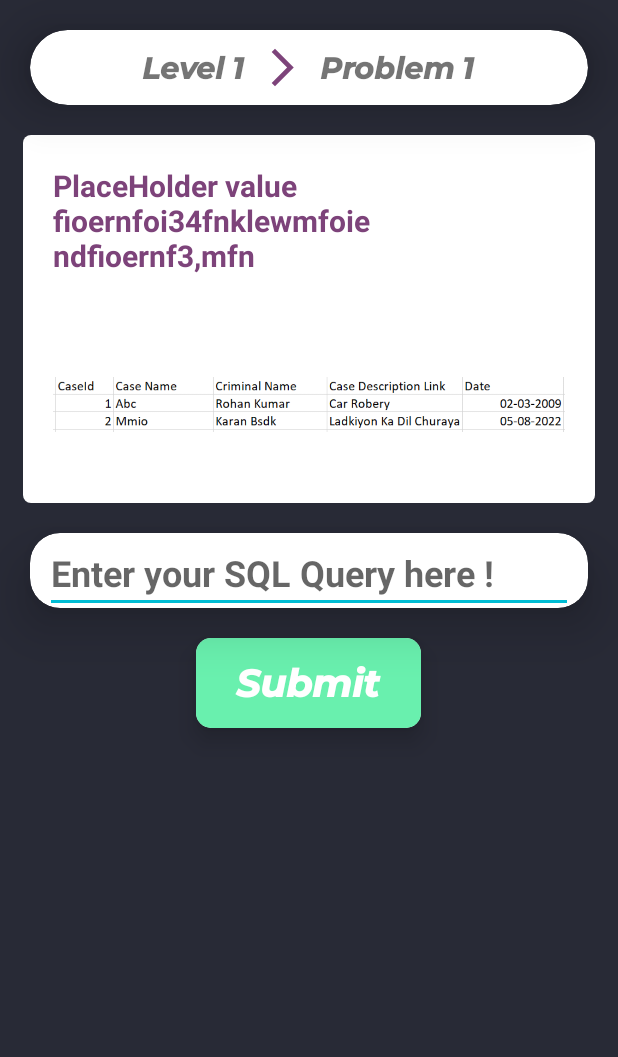
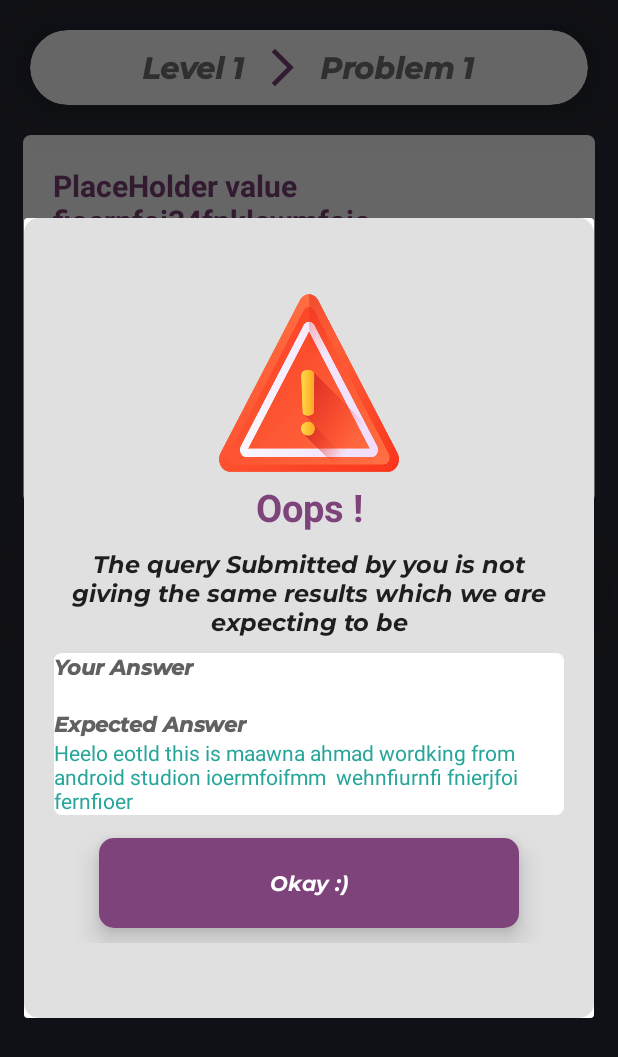
Before and after one commit to Maawan/SQL-Wizard, an Android app: the QuestionPage screen opened directly, with no data from a screen before it, after a tap on "Submit", on a phone screen of 412 x 824 dp. Shown: the top 1057 px of the screen. Run offline under Robolectric (Android 15) with nearby library versions, the phone set to English and light mode, and no system bars.

Commit message:
Project Re-Initialted 16 May 2023

```diff
--- a/app/src/main/java/com/hayatwares/sqlwizard/UI/QuestionPage.java
+++ b/app/src/main/java/com/hayatwares/sqlwizard/UI/QuestionPage.java
@@ -30,6 +30,7 @@ import com.hayatwares.sqlwizard.Models.Question;
 import com.hayatwares.sqlwizard.R;
 import com.hayatwares.sqlwizard.Utils.Autofill;
 import com.hayatwares.sqlwizard.Utils.SpaceTokenizer;
+import com.hayatwares.sqlwizard.Utils.Util;
 
 import org.w3c.dom.Text;
 
@@ -120,9 +121,11 @@ public class QuestionPage extends AppCompatActivity {
                     if(dbHandler.checkAndValidateAnswer(q,curLevel , curQuestion)){
                         Toast.makeText(QuestionPage.this, "Correct Answer !", Toast.LENGTH_SHORT).show();
                     }else{
+                        Util.displayIncorrectAnsDialog(QuestionPage.this , "");
                         Toast.makeText(QuestionPage.this, "Oops ! your answer is not correct", Toast.LENGTH_SHORT).show();
                     }
                 }else{
+                    Util.displayIncorrectAnsDialog(QuestionPage.this , "");
                     Toast.makeText(QuestionPage.this, "Query is Empty ", Toast.LENGTH_SHORT).show();
                 }
             }
--- a/app/src/main/java/com/hayatwares/sqlwizard/Utils/Util.java
+++ b/app/src/main/java/com/hayatwares/sqlwizard/Utils/Util.java
@@ -7,13 +7,15 @@ import android.net.NetworkInfo;
 import android.view.LayoutInflater;
 import android.view.View;
 import android.view.ViewGroup;
+import android.widget.TextView;
 
 import androidx.appcompat.app.AlertDialog;
+import androidx.cardview.widget.CardView;
 
 import com.hayatwares.sqlwizard.R;
 
 public class Util {
-    public static float Global_Main_Value = 0.0f;
+    public static float Global_Main_Value = 0.2f;
 
     public static boolean isConnected(Context context) {
         ConnectivityManager connectivityManager = (ConnectivityManager) context.getSystemService(context.CONNECTIVITY_SERVICE);
@@ -41,10 +43,28 @@ public class Util {
     public static void displayLockedDialog(Activity contex){
         AlertDialog.Builder builder = new AlertDialog.Builder(contex);
         ViewGroup viewGroup = contex.findViewById(android.R.id.content);
-        View dialogView = LayoutInflater.from(viewGroup.getContext()).inflate(R.layout.dialog_incorrect_ans, viewGroup, false);
+        View dialogView = LayoutInflater.from(viewGroup.getContext()).inflate(R.layout.dialog_locked_question, viewGroup, false);
         builder.setView(dialogView);
         AlertDialog alertDialog = builder.create();
         alertDialog.show();
+    }
+    public static void displayIncorrectAnsDialog(Activity context , String s){
+        AlertDialog.Builder builder = new AlertDialog.Builder(context);
+        ViewGroup viewGroup = context.findViewById(android.R.id.content);
+        View dialogView = LayoutInflater.from(viewGroup.getContext()).inflate(R.layout.dialog_incorrect_ans, viewGroup, false);
+        TextView userAns = (TextView) dialogView.findViewById(R.id.userAns);
+        userAns.setText(s + "");
+        CardView closeButton = (CardView) dialogView.findViewById(R.id.closeDialogButton);
+
+        builder.setView(dialogView);
+        AlertDialog alertDialog = builder.create();
+        alertDialog.show();
+        closeButton.setOnClickListener(new View.OnClickListener() {
+            @Override
+            public void onClick(View view) {
+                alertDialog.dismiss();
+            }
+        });
     }
     private static String getStringFromResources(Context context , String name){
         try{
@@ -54,6 +74,7 @@ public class Util {
             return "";
         }
     }
+
     public static String getQuestionStatement(int level , int question , Context context){
         return getStringFromResources(context , "Q_"+level+"_"+question);
     }
--- a/app/src/main/res/layout/dialog_incorrect_ans.xml
+++ b/app/src/main/res/layout/dialog_incorrect_ans.xml
@@ -44,35 +44,40 @@
             android:id="@+id/message"
             android:fontFamily="@raw/font1"
             android:text="@string/incorrect_ans"/>
+
         <LinearLayout
             android:layout_width="match_parent"
             android:layout_below="@+id/message"
             android:layout_marginRight="20dp"
-            android:orientation="vertical"
+            android:orientation="horizontal"
             android:layout_marginTop="10dp"
             android:id="@+id/wrong_ans_layout"
             android:layout_marginLeft="20dp"
             android:background="@drawable/corner_radius"
-            android:layout_height="80dp">
+            android:layout_height="wrap_content">
+            <RelativeLayout
+                android:layout_width="wrap_content"
+                android:layout_height="wrap_content">
                 <TextView
                     android:layout_width="wrap_content"
                     android:textStyle="bold"
                     android:textColor="#616161"
-                android:maxLines="1"
+                    android:id="@+id/one"
                     android:fontFamily="@raw/font1"
                     android:layout_height="wrap_content"
                     android:text="Your Answer"/>
                 <TextView
                     android:layout_width="wrap_content"
                     android:layout_height="wrap_content"
-                android:maxLines="1"
+                    android:layout_below="@+id/one"
                     android:textColor="#EF9A9A"
                     android:text="@string/lorem"
                     android:id="@+id/userAns"/>
                 <TextView
                     android:layout_width="wrap_content"
                     android:textStyle="bold"
-                android:maxLines="1"
+                    android:layout_below="@+id/userAns"
+                    android:id="@+id/three"
                     android:textColor="#616161"
                     android:fontFamily="@raw/font1"
                     android:layout_height="wrap_content"
@@ -80,12 +85,15 @@
                 <TextView
                     android:layout_width="wrap_content"
                     android:layout_height="wrap_content"
-                android:maxLines="1"
+                    android:layout_below="@+id/three"
                     android:textColor="#26A69A"
-                android:text="@string/lorem"
+                    android:text="Heelo eotld this is maawna ahmad wordking from android studion ioermfoifmm  wehnfiurnfi fnierjfoi fernfioer"
                     android:id="@+id/expectedAns"/>
 
+            </RelativeLayout>
+
         </LinearLayout>
+
         <androidx.cardview.widget.CardView
             android:layout_width="match_parent"
             android:layout_height="60dp"
@@ -95,6 +103,7 @@
             android:foreground="?android:attr/selectableItemBackground"
             android:elevation="10dp"
             android:layout_marginTop="15dp"
+            android:id="@+id/closeDialogButton"
             android:layout_below="@+id/wrong_ans_layout"
             android:layout_marginLeft="50dp"
             android:layout_marginBottom="10dp"
@@ -105,6 +114,7 @@
                 android:layout_height="match_parent"
                 android:text="Okay :)"
                 android:gravity="center"
+
                 android:background="@color/App_Main_Color"
                 android:fontFamily="@raw/font1"
                 android:textColor="#fff"/>
--- a/app/src/main/res/values/strings.xml
+++ b/app/src/main/res/values/strings.xml
@@ -5,7 +5,7 @@
     <string name="sample">Abc</string>
     <string name="congrats">Congratulations !</string>
     <string name="oops">Oops !</string>
-    <string name="lorem">Lorem ipsum dolor sit amet consectetur adipisicing elit. Voluptatum ducimus amet optio ullam sunt minima dignissimos sit reprehenderit minus temporibus.</string>
+    <string name="lorem">Lorem ipsum dolor sit amet consectetur adipisicing elit. Voluptatum</string>
     <string name="incorrect_ans">The query Submitted by you is not giving the same results which we are expecting to be</string>
 
     <!--    level 1 -->
```
Also changed, not shown: app/src/main/java/com/hayatwares/sqlwizard/Database/MyDbHandler.java (+24 -0 lines). Lines whose indentation alone changed are shown as unchanged.
